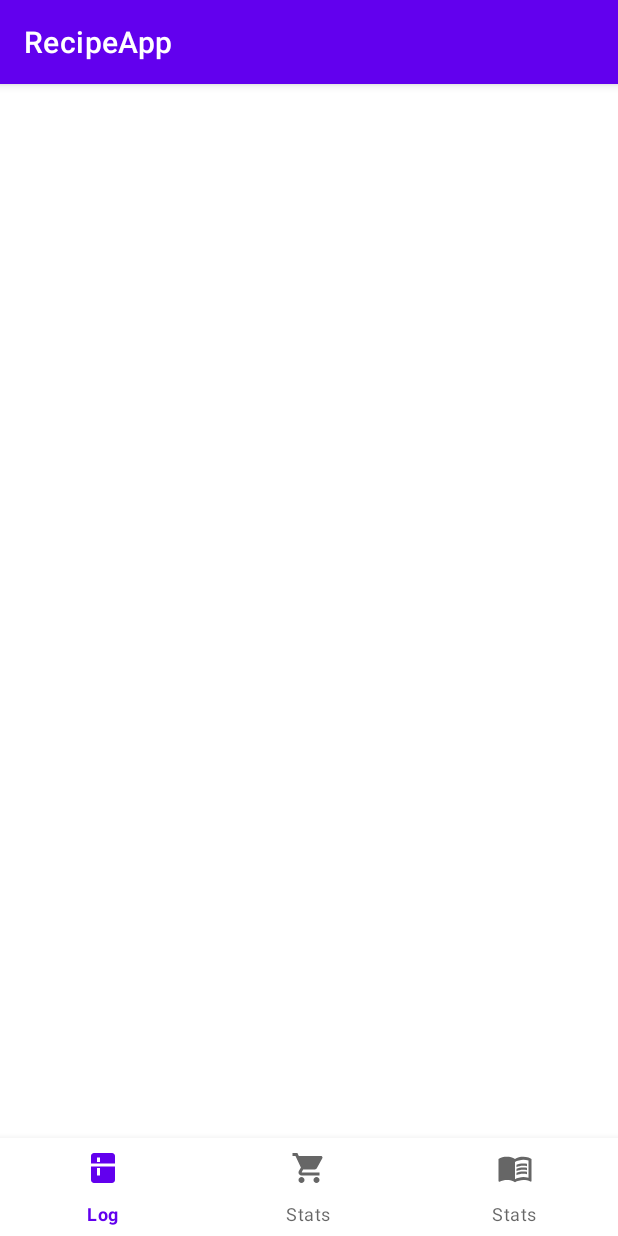
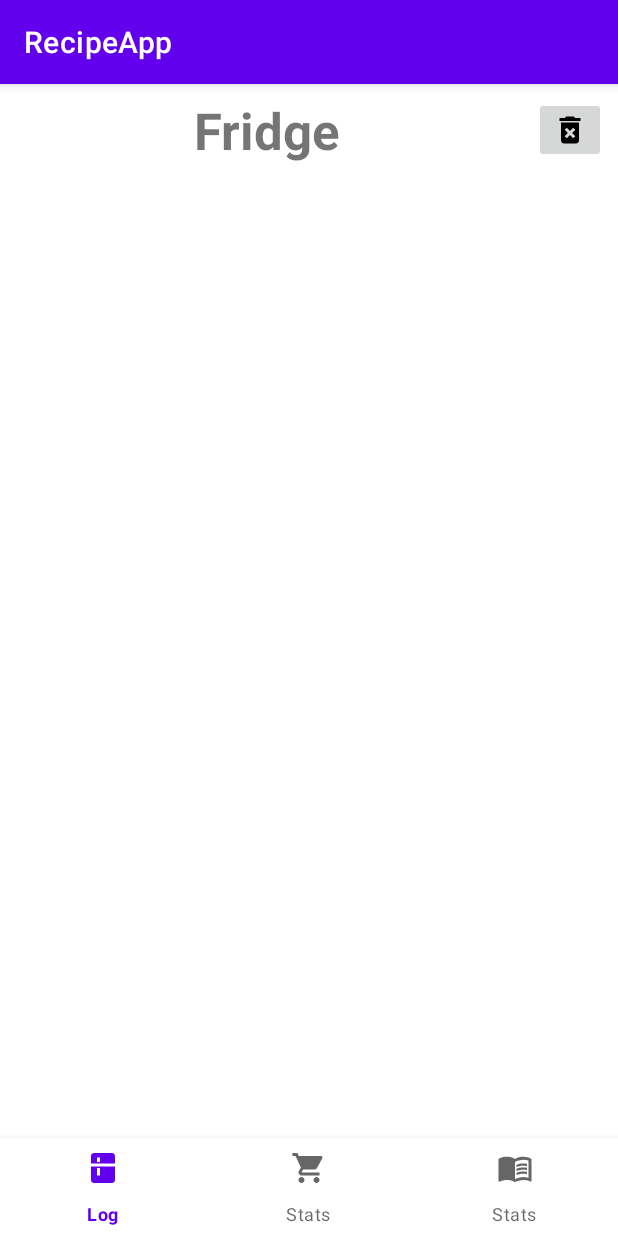
Before and after one commit to AndroidSpring2023FinalProject/RecipeApp, an Android app: the screen it shows after launch (MainActivity), on a phone screen of 412 x 824 dp. Run offline under Robolectric (Android 15) with nearby library versions, the light colour scheme and no system bars.

Commit message:
created the functionality for fragment transitions in MainActivity.

```diff
--- a/app/src/main/java/com/example/recipeapp/MainActivity.kt
+++ b/app/src/main/java/com/example/recipeapp/MainActivity.kt
@@ -2,10 +2,38 @@ package com.example.recipeapp
 
 import androidx.appcompat.app.AppCompatActivity
 import android.os.Bundle
+import androidx.fragment.app.Fragment
+import com.google.android.material.bottomnavigation.BottomNavigationView
 
 class MainActivity : AppCompatActivity() {
     override fun onCreate(savedInstanceState: Bundle?) {
         super.onCreate(savedInstanceState)
         setContentView(R.layout.activity_main)
+
+        val fridgeFragment: Fragment = FridgeFragment()
+        val groceryListFragment: Fragment = GroceryListFragment()
+        val recipesFragment: Fragment = RecipesListFragment()
+
+        val btmNavView = findViewById<BottomNavigationView>(R.id.bottom_navigation)
+
+        btmNavView.setOnItemReselectedListener { item ->
+            lateinit var fragment: Fragment
+            when(item.itemId){
+                R.id.action_fridge -> fragment = fridgeFragment
+                R.id.action_grocery_list -> fragment = groceryListFragment
+                R.id.action_recipes -> fragment = recipesFragment
+            }
+            replaceFragment(fragment)
+            true
+        }
+
+        btmNavView.selectedItemId = R.id.action_fridge;
+    }
+
+    private fun replaceFragment(fragment: Fragment) {
+        val fragmentManager = supportFragmentManager
+        val fragmentTransaction = fragmentManager.beginTransaction()
+        fragmentTransaction.replace(R.id.frame_layout, fragment)
+        fragmentTransaction.commit()
     }
 }
```
